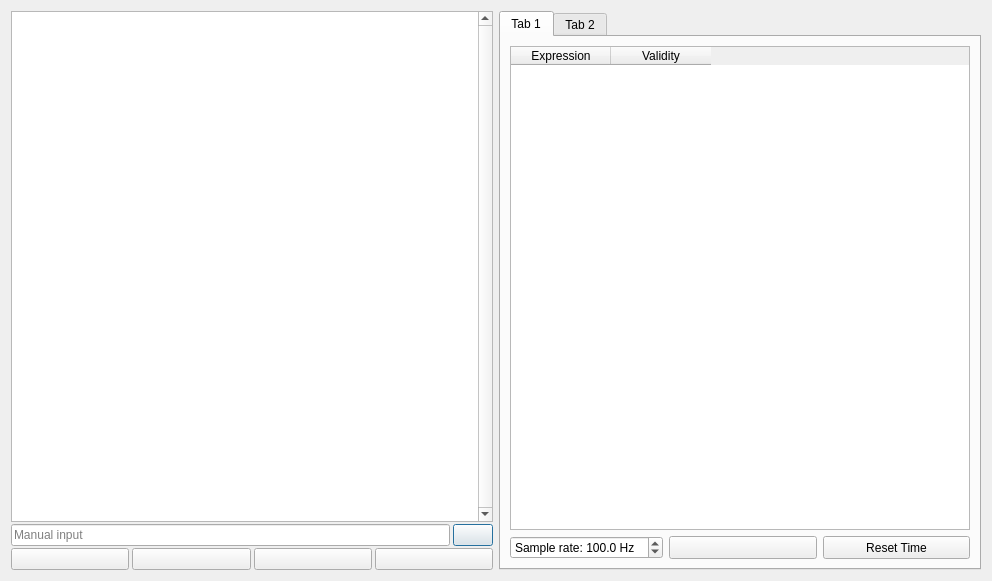
Before: the Qt Designer form manualinputdialog.ui in jirimaier/DataPlotter, drawn with Qt 5.
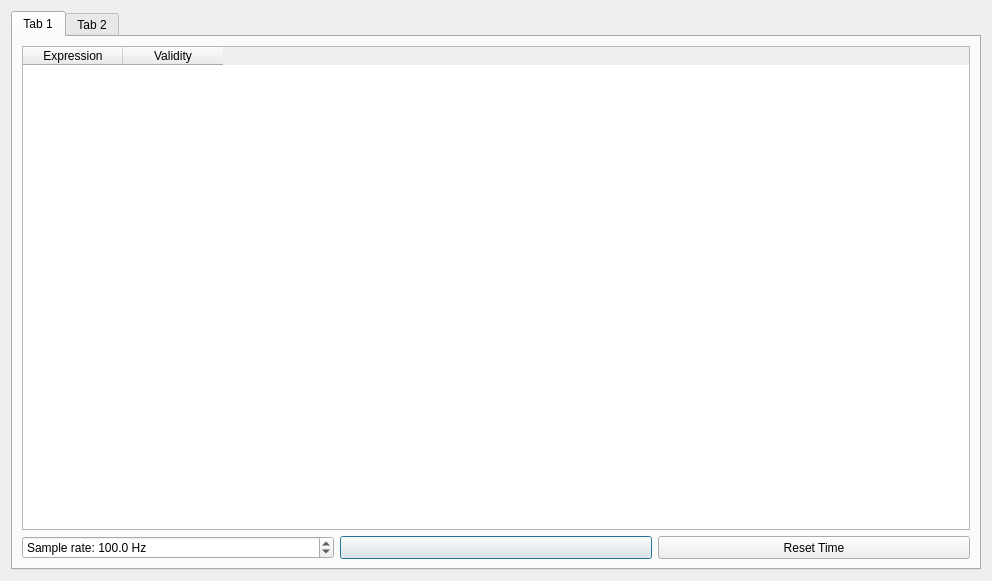
After: the same form once the commit is applied. Icons and pictures are not drawn.

Commit message: moved manual input to dev options

What changed in the file:
```diff
--- a/manualinputdialog.ui
+++ b/manualinputdialog.ui
@@ -14,226 +14,6 @@
    <string>Manual Input</string>
   </property>
   <layout class="QHBoxLayout" name="horizontalLayout">
-   <item>
-    <widget class="QFrame" name="frameManual">
-     <property name="sizePolicy">
-      <sizepolicy hsizetype="Preferred" vsizetype="Preferred">
-       <horstretch>0</horstretch>
-       <verstretch>1</verstretch>
-      </sizepolicy>
-     </property>
-     <property name="frameShape">
-      <enum>QFrame::NoFrame</enum>
-     </property>
-     <property name="frameShadow">
-      <enum>QFrame::Raised</enum>
-     </property>
-     <layout class="QVBoxLayout" name="verticalLayout_32">
-      <property name="spacing">
-       <number>2</number>
-      </property>
-      <property name="leftMargin">
-       <number>0</number>
-      </property>
-      <property name="topMargin">
-       <number>0</number>
-      </property>
-      <property name="rightMargin">
-       <number>0</number>
-      </property>
-      <property name="bottomMargin">
-       <number>0</number>
-      </property>
-      <item>
-       <widget class="QPlainTextEdit" name="plainTextEditConsole_2">
-        <property name="sizePolicy">
-         <sizepolicy hsizetype="Expanding" vsizetype="Expanding">
-          <horstretch>0</horstretch>
-          <verstretch>0</verstretch>
-         </sizepolicy>
-        </property>
-        <property name="font">
-         <font>
-          <strikeout>false</strikeout>
-         </font>
-        </property>
-        <property name="verticalScrollBarPolicy">
-         <enum>Qt::ScrollBarAlwaysOn</enum>
-        </property>
-        <property name="sizeAdjustPolicy">
-         <enum>QAbstractScrollArea::AdjustToContents</enum>
-        </property>
-        <property name="undoRedoEnabled">
-         <bool>false</bool>
-        </property>
-        <property name="lineWrapMode">
-         <enum>QPlainTextEdit::NoWrap</enum>
-        </property>
-        <property name="readOnly">
-         <bool>true</bool>
-        </property>
-        <property name="plainText">
-         <string notr="true"/>
-        </property>
-        <property name="centerOnScroll">
-         <bool>false</bool>
-        </property>
-       </widget>
-      </item>
-      <item>
-       <layout class="QHBoxLayout" name="horizontalLayout_10">
-        <property name="spacing">
-         <number>3</number>
-        </property>
-        <item>
-         <widget class="QLineEdit" name="lineEditManualInput">
-          <property name="sizePolicy">
-           <sizepolicy hsizetype="Expanding" vsizetype="Preferred">
-            <horstretch>0</horstretch>
-            <verstretch>0</verstretch>
-           </sizepolicy>
-          </property>
-          <property name="font">
-           <font/>
-          </property>
-          <property name="frame">
-           <bool>true</bool>
-          </property>
-          <property name="placeholderText">
-           <string>Manual input</string>
-          </property>
-          <property name="clearButtonEnabled">
-           <bool>true</bool>
-          </property>
-         </widget>
-        </item>
-        <item>
-         <widget class="QPushButton" name="pushButtonSendManual">
-          <property name="enabled">
-           <bool>true</bool>
-          </property>
-          <property name="sizePolicy">
-           <sizepolicy hsizetype="Preferred" vsizetype="Preferred">
-            <horstretch>0</horstretch>
-            <verstretch>0</verstretch>
-           </sizepolicy>
-          </property>
-          <property name="maximumSize">
-           <size>
-            <width>16777215</width>
-            <height>16777215</height>
-           </size>
-          </property>
-          <property name="toolTip">
-           <string>&lt;html&gt;&lt;head/&gt;&lt;body&gt;&lt;p&gt;Send&lt;/p&gt;&lt;/body&gt;&lt;/html&gt;</string>
-          </property>
-          <property name="text">
-           <string/>
-          </property>
-          <property name="icon">
-           <iconset resource="resources.qrc">
-            <normaloff>:/images/icons/send.png</normaloff>:/images/icons/send.png</iconset>
-          </property>
-         </widget>
-        </item>
-       </layout>
-      </item>
-      <item>
-       <layout class="QHBoxLayout" name="horizontalLayout_31">
-        <property name="spacing">
-         <number>3</number>
-        </property>
-        <item>
-         <widget class="QPushButton" name="pushButtonViewBuffer_2">
-          <property name="toolTip">
-           <string>Print manual input buffer</string>
-          </property>
-          <property name="text">
-           <string/>
-          </property>
-          <property name="icon">
-           <iconset resource="resources.qrc">
-            <normaloff>:/images/icons/viewBuffer.png</normaloff>:/images/icons/viewBuffer.png</iconset>
-          </property>
-          <property name="iconSize">
-           <size>
-            <width>30</width>
-            <height>30</height>
-           </size>
-          </property>
-         </widget>
-        </item>
-        <item>
-         <widget class="QPushButton" name="pushButtonClearBuffer_2">
-          <property name="toolTip">
-           <string>Clear manual input buffer</string>
-          </property>
-          <property name="text">
-           <string/>
-          </property>
-          <property name="icon">
-           <iconset resource="resources.qrc">
-            <normaloff>:/images/icons/clearBuffer.png</normaloff>:/images/icons/clearBuffer.png</iconset>
-          </property>
-          <property name="iconSize">
-           <size>
-            <width>30</width>
-            <height>30</height>
-           </size>
-          </property>
-         </widget>
-        </item>
-        <item>
-         <widget class="QPushButton" name="pushButtonClearReceivedList_2">
-          <property name="toolTip">
-           <string>&lt;html&gt;&lt;head/&gt;&lt;body&gt;&lt;p&gt;Clear console&lt;/p&gt;&lt;/body&gt;&lt;/html&gt;</string>
-          </property>
-          <property name="text">
-           <string/>
-          </property>
-          <property name="icon">
-           <iconset resource="resources.qrc">
-            <normaloff>:/images/icons/clear.png</normaloff>:/images/icons/clear.png</iconset>
-          </property>
-          <property name="iconSize">
-           <size>
-            <width>30</width>
-            <height>30</height>
-           </size>
-          </property>
-         </widget>
-        </item>
-        <item>
-         <widget class="QPushButton" name="pushButtonScrollDown_2">
-          <property name="minimumSize">
-           <size>
-            <width>0</width>
-            <height>0</height>
-           </size>
-          </property>
-          <property name="toolTip">
-           <string>&lt;html&gt;&lt;head/&gt;&lt;body&gt;&lt;p&gt;Autoscroll&lt;/p&gt;&lt;/body&gt;&lt;/html&gt;</string>
-          </property>
-          <property name="text">
-           <string/>
-          </property>
-          <property name="icon">
-           <iconset resource="resources.qrc">
-            <normaloff>:/images/icons/scrollDown.png</normaloff>:/images/icons/scrollDown.png</iconset>
-          </property>
-          <property name="iconSize">
-           <size>
-            <width>30</width>
-            <height>30</height>
-           </size>
-          </property>
-         </widget>
-        </item>
-       </layout>
-      </item>
-     </layout>
-    </widget>
-   </item>
    <item>
     <widget class="QTabWidget" name="tabWidget">
      <property name="currentIndex">
```
Left out of the diff: 19 changed lines with no effect on the pictures. The commit also changes 8 other files.
